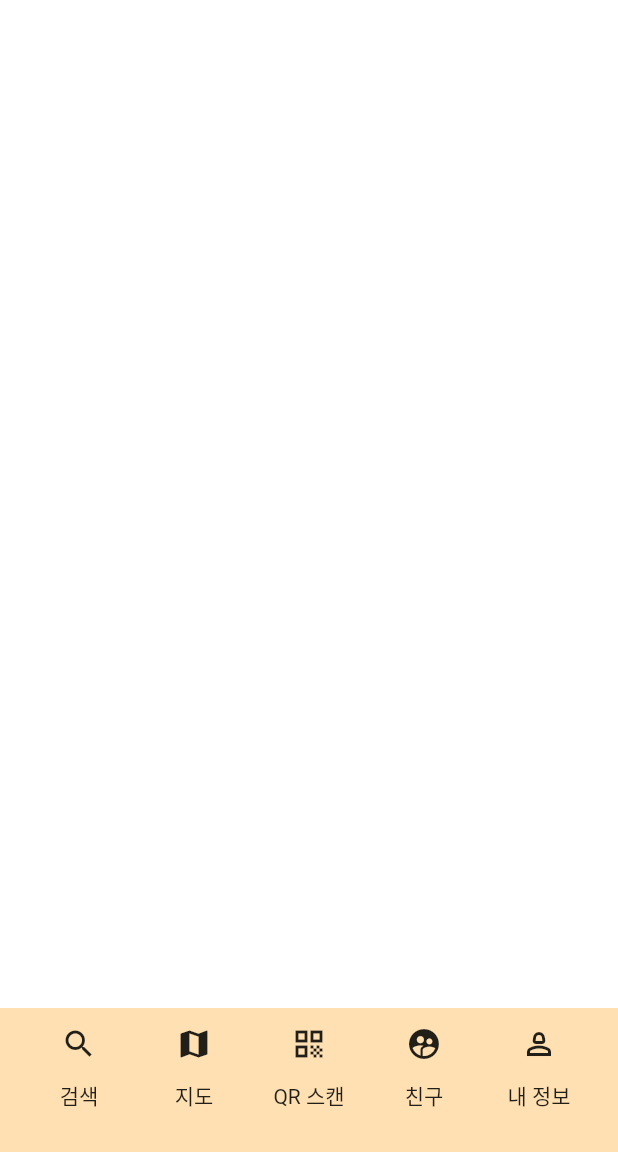
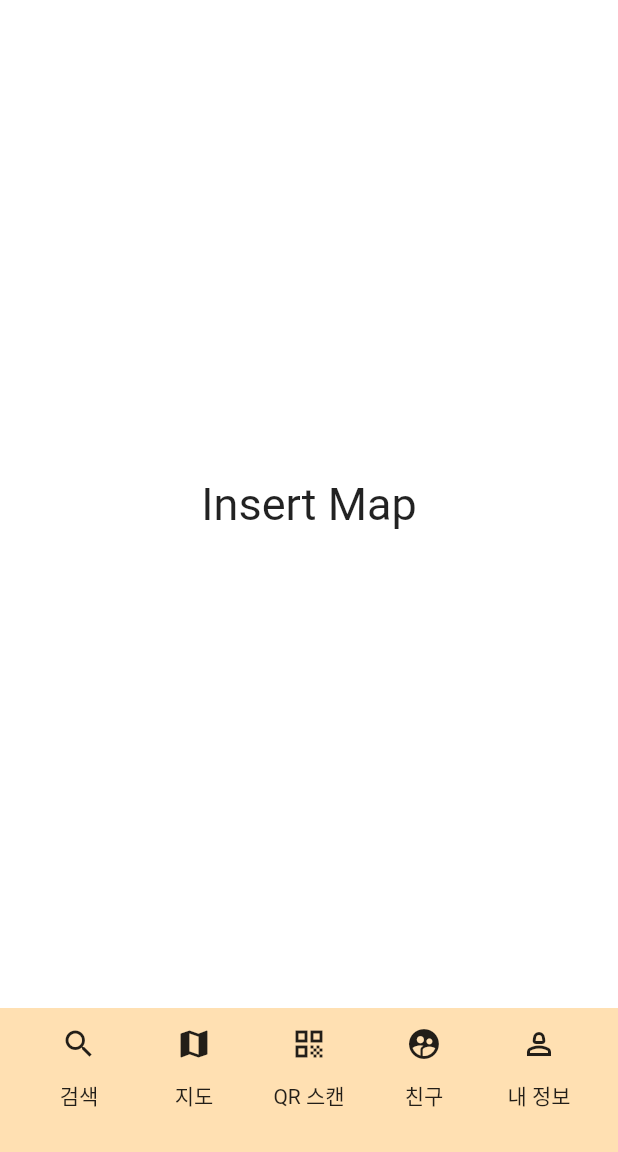
Before and after one commit to jeau31/KeeRingDev, a Flutter app: the screen it shows after launch, on a phone screen of 412 x 824 dp, the part 84-1236 px from its top. Run offline on Flutter 3.47's test engine with Material 2 defaults, Android fonts, the phone set to English and light mode, and no system bars; missing offline and left inert: dart:html.

Commit message:
main#2/tomato/add_QRview

```diff
--- a/lib/screens/MapView/MapSearch/map_search.dart
+++ b/lib/screens/MapView/MapSearch/map_search.dart
@@ -1,3 +1,5 @@
+import 'dart:html';
+
 import 'package:flutter/material.dart';
 import 'package:keering_front/screens/Common/components/bottom_bar.dart';
 import 'package:keering_front/screens/Common/components/top_bar.dart';
@@ -20,8 +22,22 @@ class _MapSearchView extends State<MapSearchView> {
           Flexible(
             flex: 7,
             child: Container(
-              decoration: const BoxDecoration(color: Colors.white),
-            ),
+                decoration: const BoxDecoration(color: Colors.white),
+                child: const Column(
+                  mainAxisAlignment: MainAxisAlignment.center,
+                  children: [
+                    Row(
+                      mainAxisAlignment: MainAxisAlignment.center,
+                      children: [
+                        Text(
+                          'Insert Map',
+                          style: TextStyle(
+                              fontSize: 30, fontWeight: FontWeight.w400),
+                        ),
+                      ],
+                    ),
+                  ],
+                )),
           ),
           const BottomBar(),
         ],
```
Also changed, not shown: lib/screens/QRView/QRcheck/qr_check.dart (+39 -0 lines).
